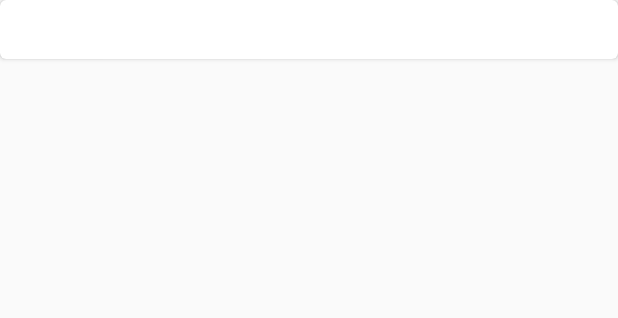
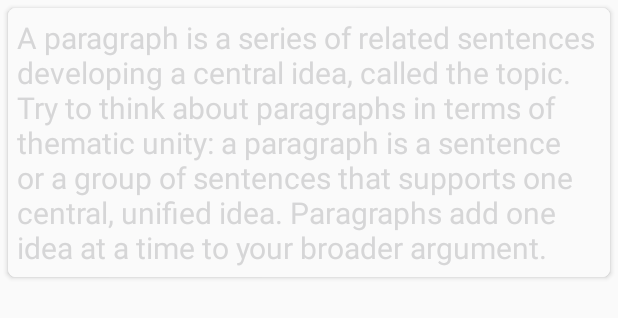
Before and after one commit to SV1906/Android_1_NotesMaker, an Android app: the layout preview_layout.xml on its own in the app's theme, with its tools: preview values and no code run, on a phone screen of 412 x 824 dp. Shown: the top 318 px of the screen. Run offline under Robolectric (Android 15) with nearby library versions, the phone set to English and light mode, and no system bars.

Commit message:
Changed Preview layout

```diff
--- a/app/src/main/java/com/example/notesmaker/PreviewAdapter.java
+++ b/app/src/main/java/com/example/notesmaker/PreviewAdapter.java
@@ -7,10 +7,11 @@ import android.view.View;
 import android.view.ViewGroup;
 import android.widget.Button;
 import android.widget.EditText;
-import android.widget.LinearLayout;
+import android.widget.ImageButton;
 import android.widget.TextView;
 
 import androidx.annotation.NonNull;
+import androidx.constraintlayout.widget.ConstraintLayout;
 import androidx.recyclerview.widget.RecyclerView;
 
 import java.util.ArrayList;
@@ -33,9 +34,11 @@ public class PreviewAdapter extends RecyclerView.Adapter<PreviewAdapter.PreviewV
 
     public static class PreviewViewHolder extends RecyclerView.ViewHolder {
         public TextView mPreviewTextView;
-        public Button mSaveButton, mSummariseButton, mResetButton, mDeleteButton;
+        public Button mSaveButton, mSummariseButton, mResetButton;
+        public ImageButton mDeleteButton;
         public EditText mPreviewEditText;
-        public LinearLayout mPreviewLinearLayout;
+        //public LinearLayout mPreviewLinearLayout;
+        public ConstraintLayout mPreviewConstraintLayout;
 
         public PreviewViewHolder(@NonNull View itemView, final OnItemClickListener listener) {
             super(itemView);
@@ -45,7 +48,7 @@ public class PreviewAdapter extends RecyclerView.Adapter<PreviewAdapter.PreviewV
             mResetButton = itemView.findViewById(R.id.prevLayoutReset);
             mDeleteButton = itemView.findViewById(R.id.prevLayoutDelete);
             mPreviewEditText = itemView.findViewById(R.id.prevEditText);
-            mPreviewLinearLayout = itemView.findViewById(R.id.prevLinearLayout);
+            mPreviewConstraintLayout = itemView.findViewById(R.id.prevEditTextLayout);
 
             mDeleteButton.setOnClickListener(new View.OnClickListener() {
                 @Override
@@ -106,14 +109,14 @@ public class PreviewAdapter extends RecyclerView.Adapter<PreviewAdapter.PreviewV
                 finalString = holder.mPreviewEditText.getText().toString();
                 mPreviewDataList.get(position).changeText(finalString);
                 holder.mPreviewTextView.setText(finalString);
-                holder.mPreviewLinearLayout.setVisibility(View.GONE);
+                holder.mPreviewConstraintLayout.setVisibility(View.GONE);
                 holder.mPreviewTextView.setVisibility(View.VISIBLE);
             }
         });
         holder.mPreviewTextView.setOnClickListener(new View.OnClickListener() {
             @Override
             public void onClick(View v) {
-                holder.mPreviewLinearLayout.setVisibility(View.VISIBLE);
+                holder.mPreviewConstraintLayout.setVisibility(View.VISIBLE);
                 holder.mPreviewTextView.setVisibility(View.GONE);
             }
         });
--- a/app/src/main/res/layout/activity_preview.xml
+++ b/app/src/main/res/layout/activity_preview.xml
@@ -4,9 +4,10 @@
     xmlns:tools="http://schemas.android.com/tools"
     android:layout_width="match_parent"
     android:layout_height="match_parent"
+    android:background="@color/itembg"
     android:orientation="vertical"
     android:textAlignment="center"
-    android:weightSum="10"
+    android:weightSum="20"
     tools:context=".PreviewActivity">
 
     <LinearLayout
@@ -14,25 +15,26 @@
         android:layout_height="wrap_content"
         android:layout_weight="1"
         android:orientation="vertical">
+
         <TextView
             android:layout_width="match_parent"
             android:layout_height="wrap_content"
             android:text="TAP ON A PARAGRAPH TO EDIT IT"
-            android:textStyle="bold|italic"
-            android:textAlignment="center"/>
+            android:textAlignment="center"
+            android:textStyle="bold|italic" />
+
         <EditText
             android:id="@+id/prevEditTextTitle"
-            android:hint="Enter the name of PDF"
             android:layout_width="match_parent"
-            android:layout_height="wrap_content" />
+            android:layout_height="wrap_content"
+            android:hint="Enter the name of PDF" />
     </LinearLayout>
-
 
 
     <LinearLayout
         android:layout_width="match_parent"
         android:layout_height="0dp"
-        android:layout_weight="8">
+        android:layout_weight="17">
 
         <androidx.recyclerview.widget.RecyclerView
             android:id="@+id/previewRecyclerView"
@@ -44,7 +46,7 @@
     <LinearLayout
         android:layout_width="match_parent"
         android:layout_height="0dp"
-        android:layout_weight="1"
+        android:layout_weight="2"
         android:weightSum="2">
 
         <Button
--- a/app/src/main/res/layout/pdf_item_layout.xml
+++ b/app/src/main/res/layout/pdf_item_layout.xml
@@ -7,7 +7,7 @@
     android:layout_marginTop="1dp"
     android:layout_marginBottom="2dp"
     android:padding="10dp"
-    app:cardBackgroundColor="#E8E6E6"
+    app:cardBackgroundColor="@color/itembg"
     app:cardCornerRadius="5dp">
 
     <androidx.constraintlayout.widget.ConstraintLayout
--- a/app/src/main/res/layout/preview_layout.xml
+++ b/app/src/main/res/layout/preview_layout.xml
@@ -1,76 +1,103 @@
 <?xml version="1.0" encoding="utf-8"?>
 <androidx.cardview.widget.CardView xmlns:android="http://schemas.android.com/apk/res/android"
+    xmlns:app="http://schemas.android.com/apk/res-auto"
+    xmlns:tools="http://schemas.android.com/tools"
     android:layout_width="match_parent"
     android:layout_height="wrap_content"
-    xmlns:app="http://schemas.android.com/apk/res-auto"
-    app:cardCornerRadius="4dp">
-    <RelativeLayout
+    android:layout_margin="5dp"
+    android:background="@color/itembg"
+    app:cardCornerRadius="5dp">
+
+
+    <androidx.constraintlayout.widget.ConstraintLayout
         android:layout_width="match_parent"
-        android:layout_height="wrap_content">
-        <LinearLayout
-            android:id="@+id/prevLinearLayout"
-            android:layout_width="match_parent"
-            android:layout_height="wrap_content"
-            android:orientation="horizontal"
-            android:weightSum="10"
-            android:visibility="gone">
-            <LinearLayout
-                android:layout_width="0dp"
-                android:layout_weight="8"
-                android:layout_height="match_parent"
-                android:orientation="vertical">
-                <EditText
-                    android:id="@+id/prevEditText"
-                    android:layout_width="match_parent"
-                    android:layout_height="wrap_content"/>
-                <LinearLayout
-                    android:layout_width="match_parent"
-                    android:layout_height="wrap_content"
-                    android:weightSum="3"
-                    >
-                    <Button
-                        android:id="@+id/prevLayoutSave"
-                        android:layout_width="0dp"
-                        android:layout_weight="1"
-                        android:layout_height="50dp"
-                        android:text="Save"/>
-                    <Button
-                        android:id="@+id/prevLayoutSummary"
-                        android:layout_width="0dp"
-                        android:layout_weight="1"
-                        android:layout_height="50dp"
-                        android:text="Summarise"/>
-                    <Button
-                        android:id="@+id/prevLayoutReset"
-                        android:layout_width="0dp"
-                        android:layout_weight="1"
-                        android:layout_height="50dp"
-                        android:text="Reset"/>
-                </LinearLayout>
-            </LinearLayout>
-            <RelativeLayout
-                android:layout_width="0dp"
-                android:layout_weight="2"
-                android:layout_height="match_parent">
-                <Button
-                    android:id="@+id/prevLayoutDelete"
-                    android:layout_height="60dp"
-                    android:layout_width="60dp"
-                    android:background="@drawable/ic_baseline_delete_forever_24"
-                    android:layout_centerInParent="true"/>
-            </RelativeLayout>
-        </LinearLayout>
+        android:layout_height="match_parent">
 
         <TextView
             android:id="@+id/prevTextView"
             android:layout_width="match_parent"
             android:layout_height="wrap_content"
+            android:background="@color/white"
+            android:padding="6dp"
+            android:text="A paragraph is a series of related sentences developing a central idea, called the topic. Try to think about paragraphs in terms of thematic unity: a paragraph is a sentence or a group of sentences that supports one central, unified idea. Paragraphs add one idea at a time to your broader argument."
             android:textColor="@color/defaultTextColor"
             android:textSize="20dp"
             android:visibility="visible"
-            android:padding="6dp"/>
-    </RelativeLayout>
+            app:layout_constraintEnd_toEndOf="parent"
+            app:layout_constraintStart_toStartOf="parent"
+            app:layout_constraintTop_toTopOf="parent" />
+
+        <androidx.constraintlayout.widget.ConstraintLayout
+            android:id="@+id/prevEditTextLayout"
+            android:layout_width="match_parent"
+            android:layout_height="match_parent"
+            android:isScrollContainer="true"
+            app:layout_constraintEnd_toEndOf="parent"
+            app:layout_constraintHorizontal_bias="0.0"
+            app:layout_constraintStart_toStartOf="parent"
+            app:layout_constraintTop_toTopOf="parent"
+            android:visibility="gone">
 
 
+            <EditText
+                android:id="@+id/prevEditText"
+                android:layout_width="0dp"
+                android:layout_height="wrap_content"
+                android:text="A paragraph is a series of related sentences developing a central idea, called the topic. Try to think about paragraphs in terms of thematic unity: a paragraph is a sentence or a group of sentences that supports one central, unified idea. Paragraphs add one idea at a time to your broader argument."
+                app:layout_constraintEnd_toEndOf="parent"
+                app:layout_constraintStart_toStartOf="parent"
+                app:layout_constraintTop_toTopOf="parent" />
+
+            <LinearLayout
+                android:layout_width="0dp"
+                android:layout_height="wrap_content"
+                android:layout_margin="1dp"
+                android:orientation="horizontal"
+                android:gravity="center"
+                app:layout_constraintEnd_toEndOf="parent"
+                app:layout_constraintStart_toStartOf="parent"
+                app:layout_constraintTop_toBottomOf="@+id/prevEditText">
+
+                <Button
+                    android:id="@+id/prevLayoutSave"
+                    android:layout_width="wrap_content"
+                    android:layout_height="wrap_content"
+                    android:layout_marginStart="1dp"
+                    android:layout_marginEnd="1dp"
+                    android:layout_weight="1"
+                    android:text="Save" />
+
+                <Button
+                    android:id="@+id/prevLayoutSummary"
+                    android:layout_width="wrap_content"
+                    android:layout_height="wrap_content"
+                    android:layout_marginStart="1dp"
+                    android:layout_marginEnd="1dp"
+                    android:layout_weight="1"
+                    android:text="Summarise" />
+
+                <Button
+                    android:id="@+id/prevLayoutReset"
+                    android:layout_width="wrap_content"
+                    android:layout_height="wrap_content"
+                    android:layout_marginStart="1dp"
+                    android:layout_marginEnd="1dp"
+                    android:layout_weight="1"
+                    android:text="Reset" />
+
+                <ImageButton
+                    android:id="@+id/prevLayoutDelete"
+                    android:layout_width="wrap_content"
+                    android:layout_height="wrap_content"
+                    android:layout_marginStart="1dp"
+                    android:layout_marginEnd="1dp"
+                    android:layout_weight="1"
+                    android:src="@drawable/delete"/>
+            </LinearLayout>
+
+        </androidx.constraintlayout.widget.ConstraintLayout>
+
+
+    </androidx.constraintlayout.widget.ConstraintLayout>
 
 </androidx.cardview.widget.CardView>
--- a/app/src/main/res/values/colors.xml
+++ b/app/src/main/res/values/colors.xml
@@ -14,4 +14,5 @@
     <color name="blue_semi_transparent">#805677fc</color>
     <color name="blue_Semi_transparent_pressed">#80738ffe</color>
 
+    <color name="itembg">#E8E6E6</color>
 </resources>
```
